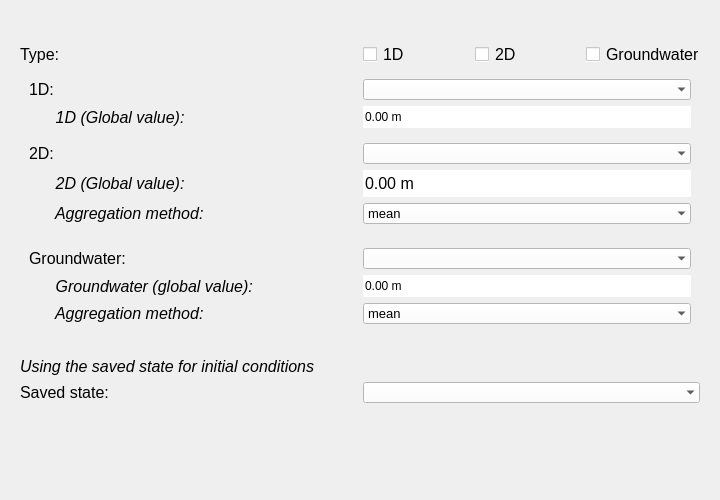
First picture: the form in threedi_api_qgis_client/ui/page_initial_conditions.ui, repository nens/threedi-api-qgis-client, before the edit.
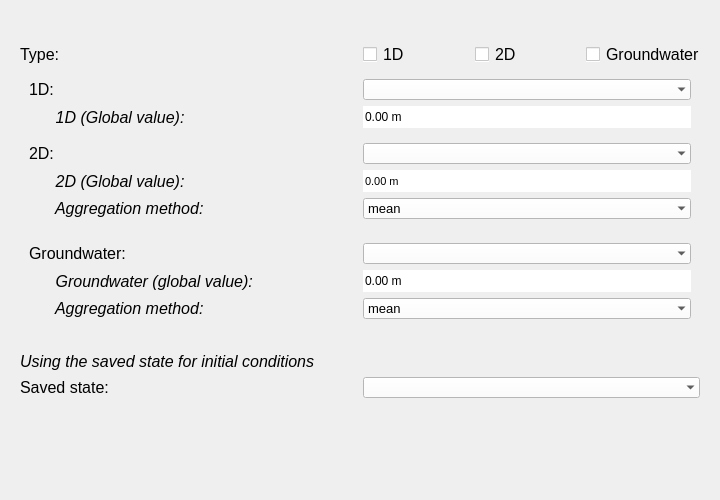
Second picture: the form after the edit.

Diff of the .ui file:
```diff
--- a/threedi_api_qgis_client/ui/page_initial_conditions.ui
+++ b/threedi_api_qgis_client/ui/page_initial_conditions.ui
@@ -389,6 +389,12 @@
          </item>
          <item row="2" column="2">
           <widget class="QDoubleSpinBox" name="sp_2d_global_value">
+           <property name="font">
+            <font>
+             <family>Segoe UI</family>
+             <pointsize>8</pointsize>
+            </font>
+           </property>
            <property name="styleSheet">
             <string notr="true">QDoubleSpinBox {background-color:white; selection-background-color: lightgray;}</string>
            </property>
```
